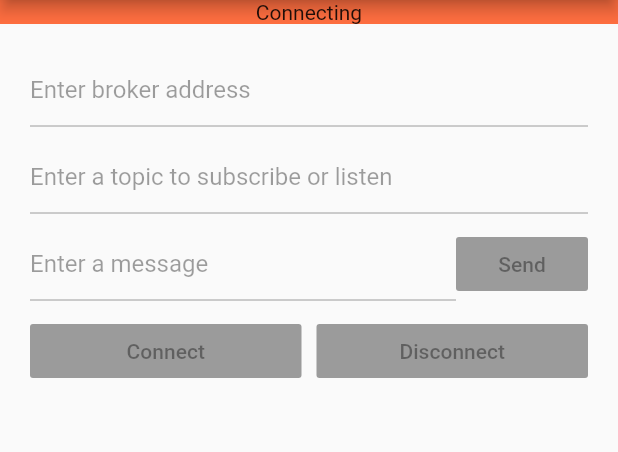
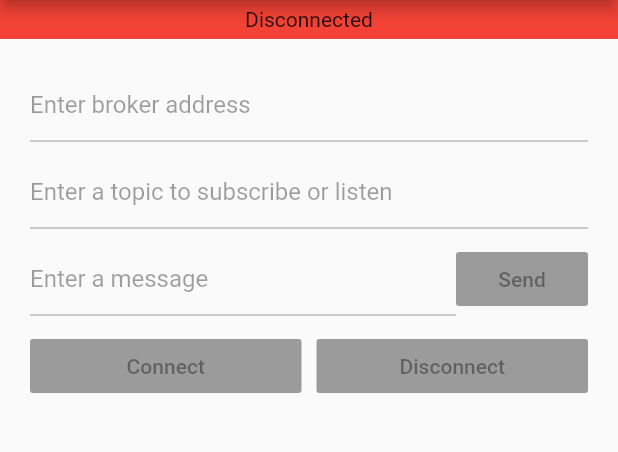
Before and after one commit to akram-mohammad/shiftr_flutter_chat_app, a Flutter app: the screen it shows after launch, after a tap on "Connect", on a phone screen of 412 x 824 dp, the part 84-536 px from its top. Run offline on Flutter 3.47's test engine with Material 2 defaults, Android fonts, the phone set to English and light mode, and no system bars; missing offline and left inert: mqtt_client.

Commit message:
Chat Screen UI prepared

```diff
--- a/lib/ui/chat_screen.dart
+++ b/lib/ui/chat_screen.dart
@@ -18,37 +18,54 @@ class _MQTTViewState extends State<MQTTView> {
   MessageProvider currentAppState;
   MQTTManager manager;
 
-  @override
-  void dispose() {
-    _hostTextController.dispose();
-    _messageTextController.dispose();
-    _topicTextController.dispose();
-    super.dispose();
+  void _configureAndConnect() {
+    String osPrefix = 'Flutter_iOS';
+    if (Platform.isAndroid) {
+      osPrefix = 'Flutter_Android';
+    }
+    manager = MQTTManager(
+        host: _hostTextController.text,
+        topic: _topicTextController.text,
+        identifier: osPrefix,
+        state: currentAppState);
+    manager.initializeMQTTClient();
+    manager.connect();
+  }
+
+  void _disconnect() {
+    manager.disconnect();
+  }
+
+  void _publishMessage(String text) {
+    String osPrefix = 'Flutter_iOS';
+    if (Platform.isAndroid) {
+      osPrefix = 'Flutter_Android';
+    }
+    final String message = osPrefix + ' : ' + text;
+    manager.publish(message);
+    _messageTextController.clear();
   }
 
   @override
   Widget build(BuildContext context) {
     final MessageProvider appState = Provider.of<MessageProvider>(context);
-    // Keep a reference to the app state.
     currentAppState = appState;
     final Scaffold scaffold = Scaffold(
       appBar: AppBar(
         title: Text('Shiftr Chat App'),
         backgroundColor: Colors.indigo,
       ),
-        body: _buildColumn());
-    return scaffold;
-  }
-
-  Widget _buildColumn() {
-    return Column(
-      children: <Widget>[
-        _buildConnectionStateText(
-            _prepareStateMessageFrom(currentAppState.getAppConnectionState)),
+      body: SingleChildScrollView(
+        child: Column(
+          children: [
+            _buildConnectionStateText(currentAppState.getAppConnectionState),
             _buildEditableColumn(),
             _buildScrollableTextWith(currentAppState.getHistoryText)
           ],
+        ),
+      ),
     );
+    return scaffold;
   }
 
   Widget _buildEditableColumn() {
@@ -85,13 +102,27 @@ class _MQTTViewState extends State<MQTTView> {
     );
   }
 
-  Widget _buildConnectionStateText(String status) {
+  Widget _buildConnectionStateText(MQTTAppConnectionState state) {
     return Row(
       children: <Widget>[
         Expanded(
           child: Container(
-              color: Colors.deepOrangeAccent,
-              child: Text(status, textAlign: TextAlign.center)),
+            color: state == MQTTAppConnectionState.connected
+                ? Colors.green
+                : state == MQTTAppConnectionState.connected
+                    ? Colors.orange
+                    : Colors.red,
+            child: Padding(
+              padding: const EdgeInsets.symmetric(vertical: 5.0),
+              child: Text(
+                  state == MQTTAppConnectionState.connected
+                      ? 'Connected'
+                      : state == MQTTAppConnectionState.connected
+                          ? ' Connecting'
+                          : 'Disconnected',
+                  textAlign: TextAlign.center),
+            ),
+          ),
         ),
       ],
     );
@@ -116,7 +147,8 @@ class _MQTTViewState extends State<MQTTView> {
         contentPadding:
             const EdgeInsets.only(left: 0, bottom: 0, top: 0, right: 0),
         labelText: hintText,
-        ));
+      ),
+    );
   }
 
   Widget _buildScrollableTextWith(String text) {
@@ -169,45 +201,4 @@ class _MQTTViewState extends State<MQTTView> {
           : null, //
     );
   }
-
-  // Utility functions
-  String _prepareStateMessageFrom(MQTTAppConnectionState state) {
-    switch (state) {
-      case MQTTAppConnectionState.connected:
-        return 'Connected';
-      case MQTTAppConnectionState.connecting:
-        return 'Connecting';
-      case MQTTAppConnectionState.disconnected:
-        return 'Disconnected';
 }
-  }
-
-  void _configureAndConnect() {
-    // TODO: Use UUID
-    String osPrefix = 'Flutter_iOS';
-    if (Platform.isAndroid) {
-      osPrefix = 'Flutter_Android';
-    }
-    manager = MQTTManager(
-        host: _hostTextController.text,
-        topic: _topicTextController.text,
-        identifier: osPrefix,
-        state: currentAppState);
-    manager.initializeMQTTClient();
-    manager.connect();
-  }
-
-  void _disconnect() {
-    manager.disconnect();
-  }
-
-  void _publishMessage(String text) {
-    String osPrefix = 'Flutter_iOS';
-    if (Platform.isAndroid) {
-      osPrefix = 'Flutter_Android';
-    }
-    final String message = osPrefix + ' says: ' + text;
-    manager.publish(message);
-    _messageTextController.clear();
-  }
-}
```
Lines whose indentation alone changed are shown as unchanged.
